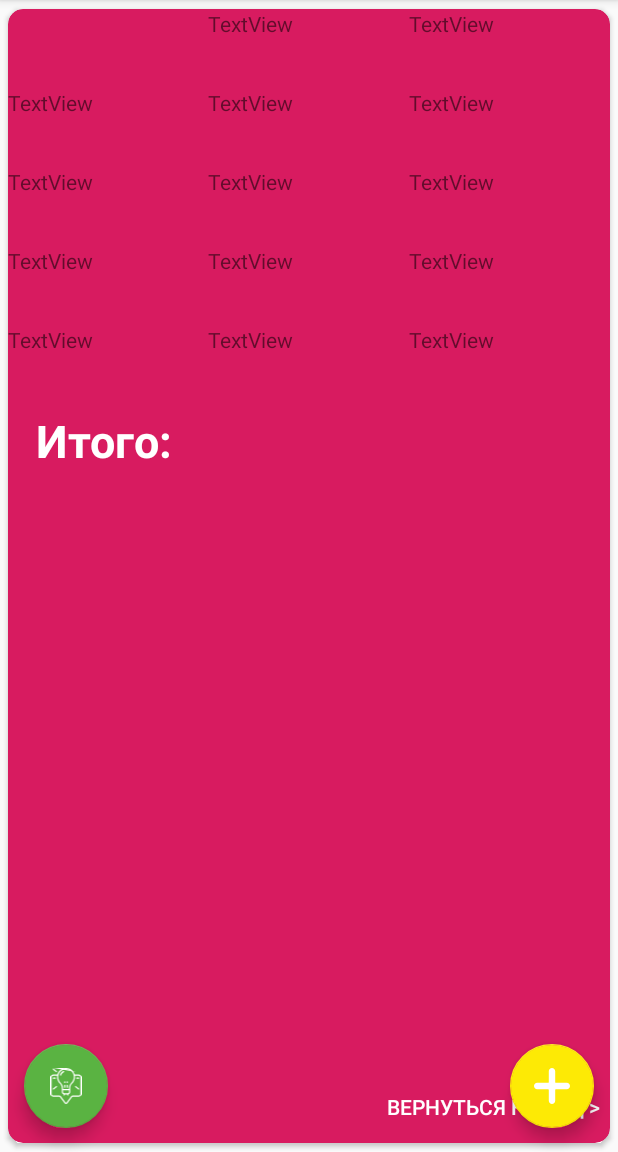
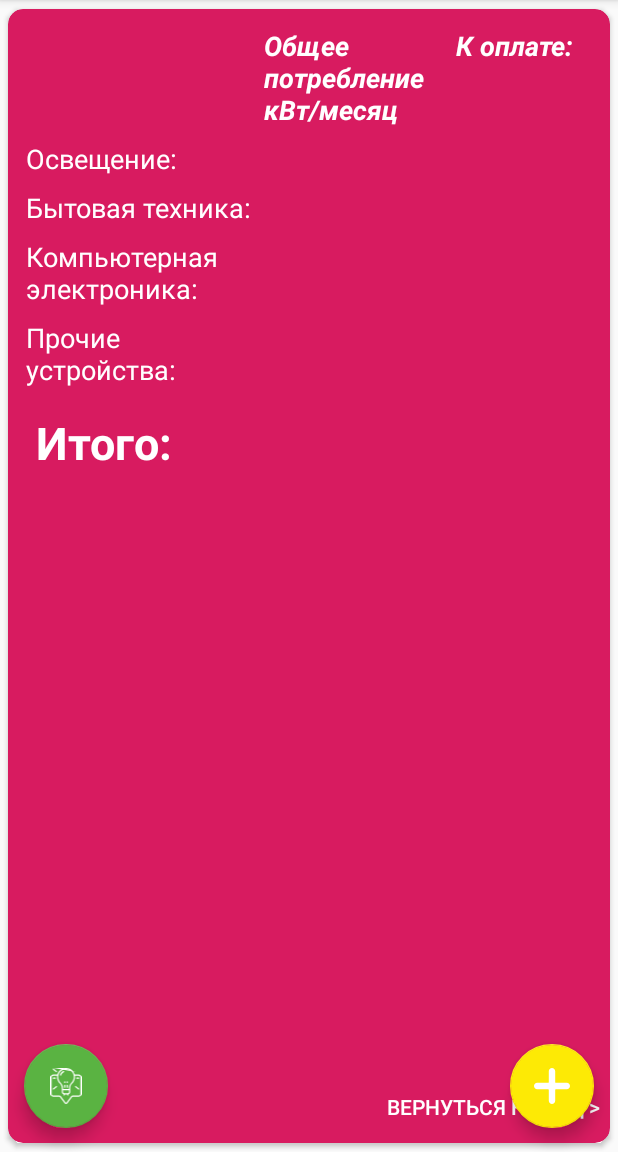
Before and after one commit to Grandman2003/Calce_app, an Android app: the fragment TipsFragment placed in its activity, on a phone screen of 412 x 824 dp, the part 84-1236 px from its top. Run offline under Robolectric (Android 15) with nearby library versions, the light colour scheme and no system bars.

Commit message:
Time to>>>

```diff
--- a/app/src/main/java/com/example/electricitymeal/MainActivity.java
+++ b/app/src/main/java/com/example/electricitymeal/MainActivity.java
@@ -141,6 +141,7 @@ public class MainActivity extends AppCompatActivity {
                     recyclerView.setAdapter(mAdapter);
                     getSupportFragmentManager().beginTransaction().add(R.id.allres,tipsFragment).commit();
                     tipsFragment.setRusultation(sum,fragment.getRubl());
+                    tipsFragment.setCounting(items,fragment.getRubl());
                     fab.setVisibility(View.INVISIBLE);
                     tips.setVisibility(View.INVISIBLE);
                     button.setVisibility(View.INVISIBLE);
--- a/app/src/main/java/com/example/electricitymeal/TipsFragment.java
+++ b/app/src/main/java/com/example/electricitymeal/TipsFragment.java
@@ -29,6 +29,8 @@ import android.widget.TextView;
 
 import com.google.android.material.floatingactionbutton.FloatingActionButton;
 
+import java.util.ArrayList;
+import java.util.List;
 import java.util.Objects;
 
 
@@ -48,6 +50,16 @@ public class TipsFragment extends Fragment {
     private TipsFragment fragment;
     private static final String ARG_PARAM1 = "param1";
     private static final String ARG_PARAM2 = "param2";
+
+
+    String lightpower;
+    String    lightcost;
+    String applpower;
+    String applcost;
+    String comppower;
+     String compcost;
+    String otherpower;
+   String othercost;
 
     // TODO: Rename and change types of parameters
     private String mParam1;
@@ -83,7 +95,7 @@ public class TipsFragment extends Fragment {
     @Override
     public void onCreate(Bundle savedInstanceState) {
         super.onCreate(savedInstanceState);
-        setRetainInstance(true);
+       setRetainInstance(true);
     }
 
     @Override
@@ -106,6 +118,26 @@ public class TipsFragment extends Fragment {
         textView=(TextView) view.findViewById(R.id.amount);
         toolbar=(Toolbar)getActivity().findViewById(R.id.toolbar);
         textView.setText(resultation);
+
+        //result fields
+         TextView b1=(TextView)view.findViewById(R.id.svet_pow);
+         TextView b2=(TextView)view.findViewById(R.id.svet_cost);
+        TextView b3=(TextView)view.findViewById(R.id.appl_pow);
+        TextView b4=(TextView)view.findViewById(R.id.appl_cost);
+        TextView b5=(TextView)view.findViewById(R.id.comp_pow);
+        TextView b6=(TextView)view.findViewById(R.id.comp_cost);
+        TextView b7=(TextView)view.findViewById(R.id.other_pow);
+        TextView b8=(TextView) view.findViewById(R.id.other_cost);
+        b1.setText(lightpower);
+        b2.setText(lightcost);
+        b3.setText(applpower);
+        b4.setText(applcost);
+        b5.setText(comppower);
+        b6.setText(compcost);
+        b7.setText(otherpower);
+        b8.setText(othercost);
+
+
         backbutton=(Button)view.findViewById(R.id.backbutton);
         backbutton.setOnClickListener(new View.OnClickListener() {
             @Override
@@ -130,6 +162,38 @@ public class TipsFragment extends Fragment {
         this.textView=textView;
     }
 
+    public void setCounting(List<Informationcard> items, String rubl){
+        int sumsvetpower = 0;
+        int sumsvetcost=0;
+        for(int i=0;i<items.size();i++){
+            String s[]=items.get(i).mGoal.toLowerCase().split(" ");
+            for (int j=0;j<s.length;j++){
+                switch (s[j]){
+                    case "освещение" :
+                          sumsvetpower+=items.get(i).mPower;
+                          sumsvetcost += items.get(i).mResult;
+                          //тоже самое и сдругими элементами
+                        break;
+                    case "компьютеры" :
+                        break;
+                    case "бытовая" :
+                        break;
+                    case "электроинструметы" :
+                        break;
+
+
+                        default:
+                            break;
+
+                }
+            }
+            lightpower= String.valueOf(sumsvetpower);
+            lightcost= String.valueOf(sumsvetcost);
+
+        }
+
+    }
+
     @SuppressLint("SetTextI18n")
     public void setRusultation(int sum, String rubl){
         if(rubl.equals("")){
@@ -137,6 +201,7 @@ public class TipsFragment extends Fragment {
         }
         //textView.setText(Integer.parseInt(rubl) * sum + " руб.");
         resultation=Integer.parseInt(rubl) * sum + " руб.";
+
         /*if(Integer.parseInt(rubl)*sum>20000) {
             Log.d("gsonon","sum more");
             NotificationManager mgr = (NotificationManager) getActivity().getSystemService(Context.NOTIFICATION_SERVICE);
--- a/app/src/main/res/layout/fragment_tips.xml
+++ b/app/src/main/res/layout/fragment_tips.xml
@@ -15,139 +15,177 @@
 
         <TableLayout
             android:layout_width="match_parent"
-            android:layout_height="263dp">
+            android:layout_height="wrap_content"
+            android:padding="8dp">
 
             <TableRow
                 android:layout_width="match_parent"
-                android:layout_height="match_parent"
-                android:layout_weight="1">
+                android:layout_height="wrap_content"
+                >
 
                 <Space
-                    android:layout_width="wrap_content"
-                    android:layout_height="wrap_content"
-                    android:layout_weight="1" />
+                    android:layout_width="100dp"
+                    android:layout_height="match_parent"
+                    android:layout_margin="4dp" />
 
                 <TextView
                     android:id="@+id/textView2"
-                    android:layout_width="wrap_content"
+                    android:layout_width="120dp"
                     android:layout_height="wrap_content"
-                    android:layout_weight="1"
-                    android:text="TextView" />
+                    android:layout_margin="4dp"
+                    android:textStyle="bold|italic"
+                    android:text="Общее потребление кВт/месяц "
+                    android:textColor="#FFFFFF"
+                    android:textSize="18dp" />
 
                 <TextView
                     android:id="@+id/textView3"
-                    android:layout_width="wrap_content"
-                    android:layout_height="wrap_content"
-                    android:layout_weight="1"
-                    android:text="TextView" />
+                    android:layout_margin="4dp"
+                    android:textSize="18dp"
+                    android:textStyle="bold|italic"
+                    android:layout_width="match_parent"
+                    android:layout_height="match_parent"
+                    android:text="К оплате:"
+
+                    android:textColor="#FFFFFF" />
             </TableRow>
 
             <TableRow
                 android:layout_width="match_parent"
-                android:layout_height="match_parent"
-                android:layout_weight="1">
+                android:layout_height="wrap_content">
 
                 <TextView
                     android:id="@+id/textView4"
                     android:layout_width="wrap_content"
+                    android:layout_margin="4dp"
+                    android:textSize="18dp"
                     android:layout_height="wrap_content"
-                    android:layout_weight="1"
-                    android:text="TextView" />
+                    android:text="Освещение:"
+
+                    android:textColor="#FFFFFF" />
 
                 <TextView
-                    android:id="@+id/textView5"
+                    android:id="@+id/svet_pow"
                     android:layout_width="wrap_content"
+                    android:layout_margin="4dp"
+                    android:textSize="18dp"
+                    android:textColor="#FFFFFF"
                     android:layout_height="wrap_content"
-                    android:layout_weight="1"
-                    android:text="TextView" />
+
+                    android:text="" />
 
                 <TextView
-                    android:id="@+id/textView6"
-                    android:layout_width="wrap_content"
+                    android:id="@+id/svet_cost"
+                    android:layout_width="match_parent"
+                    android:layout_margin="4dp"
+                    android:textSize="18dp"
                     android:layout_height="wrap_content"
-                    android:layout_weight="1"
-                    android:text="TextView" />
+                    android:text=""
+
+                    android:textColor="#FFFFFF" />
             </TableRow>
 
             <TableRow
                 android:layout_width="match_parent"
-                android:layout_height="match_parent"
-                android:layout_weight="1">
+                android:layout_height="match_parent">
 
                 <TextView
                     android:id="@+id/textView7"
                     android:layout_width="wrap_content"
                     android:layout_height="wrap_content"
-                    android:layout_weight="1"
-                    android:text="TextView" />
+                    android:layout_margin="4dp"
+                    android:text="Бытовая техника:"
+
+                    android:textColor="#FFFFFF"
+                    android:textSize="18dp" />
 
                 <TextView
-                    android:id="@+id/textView8"
+                    android:id="@+id/appl_pow"
                     android:layout_width="wrap_content"
+                    android:textColor="#FFFFFF"
+                    android:textSize="18dp"
+                    android:layout_margin="4dp"
                     android:layout_height="wrap_content"
-                    android:layout_weight="1"
-                    android:text="TextView" />
+
+                    android:text="" />
 
                 <TextView
-                    android:id="@+id/textView9"
+                    android:id="@+id/appl_cost"
                     android:layout_width="wrap_content"
+                    android:textColor="#FFFFFF"
+                    android:textSize="18dp"
+                    android:layout_margin="4dp"
                     android:layout_height="wrap_content"
-                    android:layout_weight="1"
-                    android:text="TextView" />
+
+                    android:text="" />
             </TableRow>
 
             <TableRow
                 android:layout_width="match_parent"
-                android:layout_height="match_parent"
-                android:layout_weight="1">
+                android:layout_height="match_parent">
 
                 <TextView
                     android:id="@+id/textView10"
-                    android:layout_width="wrap_content"
-                    android:layout_height="wrap_content"
-                    android:layout_weight="1"
-                    android:text="TextView" />
+                    android:layout_width="133dp"
+                    android:layout_margin="4dp"
+                    android:textSize="18dp"
+                    android:text="Компьютерная электроника:"
+                    android:textColor="#FFFFFF" />
 
                 <TextView
-                    android:id="@+id/textView11"
+                    android:id="@+id/comp_pow"
                     android:layout_width="wrap_content"
-                    android:layout_height="wrap_content"
-                    android:layout_weight="1"
-                    android:text="TextView" />
+                    android:layout_margin="4dp"
+                    android:textSize="18dp"
+                    android:layout_height="match_parent"
+                    android:text=""
+
+                    android:textColor="#FFFFFF" />
 
                 <TextView
-                    android:id="@+id/textView12"
-                    android:layout_width="wrap_content"
-                    android:layout_height="wrap_content"
-                    android:layout_weight="1"
-                    android:text="TextView" />
+                    android:id="@+id/comp_cost"
+                    android:layout_width="match_parent"
+                    android:layout_margin="4dp"
+                    android:textSize="18dp"
+                    android:layout_height="match_parent"
+                    android:text=""
+
+                    android:textColor="#FFFFFF" />
             </TableRow>
 
             <TableRow
                 android:layout_width="match_parent"
-                android:layout_height="wrap_content"
-                android:layout_weight="1">
+                android:layout_height="wrap_content">
 
                 <TextView
                     android:id="@+id/textView13"
-                    android:layout_width="wrap_content"
+                    android:layout_width="106dp"
+                    android:textSize="18dp"
                     android:layout_height="wrap_content"
-                    android:layout_weight="1"
-                    android:text="TextView" />
+                    android:layout_margin="4dp"
+
+                    android:text="Прочие устройства:"
+                    android:textColor="#FFFFFF" />
 
                 <TextView
-                    android:id="@+id/textView14"
+                    android:id="@+id/other_pow"
                     android:layout_width="wrap_content"
-                    android:layout_height="wrap_content"
-                    android:layout_weight="1"
-                    android:text="TextView" />
+                    android:layout_height="match_parent"
+                    android:layout_margin="4dp"
+                    android:text=""
+                    android:textColor="#FFFFFF"
+
+                    android:textSize="18dp" />
 
                 <TextView
-                    android:id="@+id/textView15"
+                    android:id="@+id/other_cost"
                     android:layout_width="wrap_content"
-                    android:layout_height="wrap_content"
-                    android:layout_weight="1"
-                    android:text="TextView" />
+                    android:layout_height="match_parent"
+                    android:layout_margin="4dp"
+                    android:text=""
+                    android:textColor="#FFFFFF"
+
+                    android:textSize="18dp" />
             </TableRow>
 
         </TableLayout>
```
